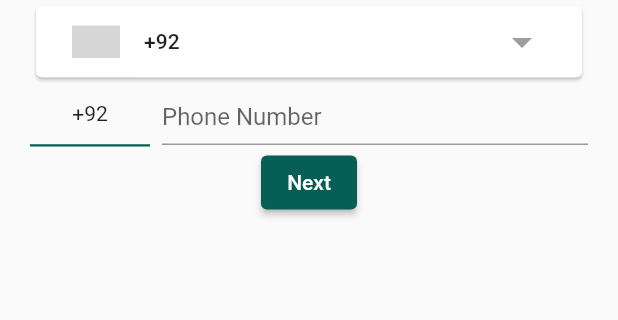
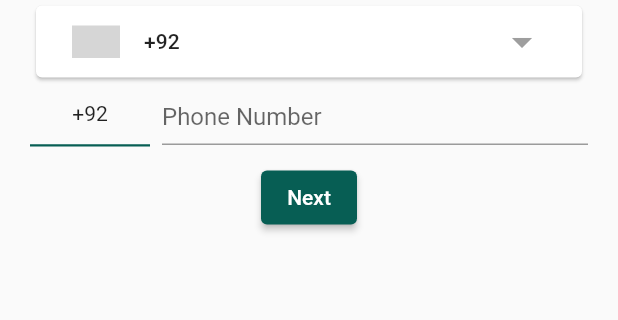
Before and after one commit to Mohsin356/whatsApp-Clone, a Flutter app: the screen it shows after launch, after a tap on "AGREE AND CONTINUE", on a phone screen of 412 x 824 dp, the part 200-520 px from its top. Run offline on Flutter 3.47's test engine with Material 2 defaults, Android fonts, the phone set to English and light mode, and no system bars; drawn by our look-alikes of country_code_picker; our stand-ins replace easy_splash_screen, get, otp_text_field; grey boxes are pictures that could not be loaded.

Commit message:
home screen added

```diff
--- a/lib/utils/colors.dart
+++ b/lib/utils/colors.dart
@@ -7,4 +7,7 @@ class UiColors{
   static const cursorColor= Color(0xff075E54);
   static const labelClr = Colors.grey;
   static const textUnderLine= Color(0xff075E54);
+  static const textIconColor = Color(0xffD3D3D3);
+  static const appBarClr =Color(0xff075E54);
+  static const popUpClr =Colors.white;
 }
--- a/lib/utils/texts.dart
+++ b/lib/utils/texts.dart
@@ -2,4 +2,5 @@ class Texts{
   static const policyStatement="Read our policy and tap 'Agree and continue' \nto accept";
   static const verifyPhoneTxt="Whatsapp will send an SMS message to verify your phone number."
       "Enter your phone number and country name.";
+  static const personalInfoDetail ="Please provide your name and an optional Profile photo";
 }
--- a/lib/utils/txtHeadings.dart
+++ /dev/null
@@ -1,4 +0,0 @@
-class Headings{
-  static const mainScreenHeading="Whatsapp Clone";
-  static const verifyPhoneHeading="Verify Your Phone Number";
-}
--- a/lib/views/screens/agreeTerms.dart
+++ b/lib/views/screens/agreeTerms.dart
@@ -5,7 +5,6 @@ import 'package:whatsappclone/utils/assets.dart';
 import 'package:whatsappclone/views/screens/verifyPhone.dart';
 import 'package:whatsappclone/views/widgets/buttonWidget.dart';
 import 'package:whatsappclone/utils/colors.dart';
-import 'package:whatsappclone/utils/txtHeadings.dart';
 import 'package:whatsappclone/utils/texts.dart';
 
 class AgreeTerms extends StatelessWidget {
@@ -16,34 +15,32 @@ class AgreeTerms extends StatelessWidget {
       body: SingleChildScrollView(
         child: SafeArea(
           child: Column(
-                // crossAxisAlignment: CrossAxisAlignment.center,
-                // mainAxisAlignment: MainAxisAlignment.center,
             children: [
               Row(
                 mainAxisAlignment: MainAxisAlignment.center,
                 children:const [
                   Padding(
                     padding:  EdgeInsets.only(top: 20),
-                    child: Text(Headings.mainScreenHeading,style: TextStyle(fontWeight: FontWeight.bold,
+                    child: Text("WhatsApp Clone",style: TextStyle(fontWeight: FontWeight.bold,
                         fontSize: 28,color:UiColors.headingClr),),
                   ),
                 ],
               ),
               const SizedBox(
-                height: 30,
+                height: 50,
               ),
-              Image.asset(Images.brandImg,width: 300,height: 300,),
-             Column(
-               mainAxisAlignment: MainAxisAlignment.end,
-               crossAxisAlignment: CrossAxisAlignment.center,
-               children: [
-                 const Text(Texts.policyStatement,style: TextStyle(fontSize: 15,),textAlign: TextAlign.center,),
+               SizedBox(
+                width: 250,height: 300,
+                child: Image.asset(Images.brandImg,),
+              ),
+              const SizedBox(height: 30,),
+              Padding(
+                  padding: EdgeInsets.only(top: 50),
+                  child: const Text(Texts.policyStatement,style: TextStyle(fontSize: 15,),textAlign: TextAlign.center,)),
               const SizedBox(height: 10,),
               CommonButton(buttonText: "AGREE AND CONTINUE", func: (){
                 Get.to(() => VerifyPhone());
               }, buttonClr: UiColors.btnClr)
-               ],
-             )
 
             ],
           ),
--- a/lib/views/screens/verifyPhone.dart
+++ b/lib/views/screens/verifyPhone.dart
@@ -2,7 +2,6 @@ import 'package:flutter/material.dart';
 import 'package:get/get.dart';
 import 'package:whatsappclone/controllers/verifyPhoneController.dart';
 import 'package:whatsappclone/utils/colors.dart';
-import 'package:whatsappclone/utils/txtHeadings.dart';
 import 'package:whatsappclone/utils/texts.dart';
 import 'package:whatsappclone/views/screens/smsVerification.dart';
 import 'package:whatsappclone/views/widgets/buttonWidget.dart';
@@ -24,7 +23,7 @@ class VerifyPhone extends StatelessWidget {
               children: [
                 const Padding(
                   padding: EdgeInsets.only(top: 20),
-                  child: Text(Headings.verifyPhoneHeading,
+                  child: Text("Verify Your Phone Number",
                     style: TextStyle(fontWeight: FontWeight.bold,
                         fontSize: 25, color: UiColors.headingClr),),
                 ),
@@ -32,7 +31,9 @@ class VerifyPhone extends StatelessWidget {
                   height: 30,
                 ),
                 const Text(Texts.verifyPhoneTxt, style: TextStyle(fontSize: 15),
-                  textAlign: TextAlign.center,),
+                  textAlign: TextAlign.center,
+
+                ),
                 Card(
                   child: CountryCodePicker(
                     padding: const EdgeInsets.all(0),
@@ -73,13 +74,15 @@ class VerifyPhone extends StatelessWidget {
                             title: "Phone Number",
                             inputType: TextInputType.phone,
                             cursorClr: UiColors.cursorColor,
-                            underlineClr: UiColors.textUnderLine,),
+                            underlineClr: UiColors.textUnderLine,
+                            ),
                         ),
                       ),
                     ]
                 ),
+                const SizedBox(height: 10,),
                 CommonButton(buttonText: "Next", func: () {
-                  Get.to(SmsVerification());
+                    Get.to(SmsVerification());
                 }, buttonClr: UiColors.btnClr),
 
               ],
```
Also changed, not shown: lib/views/screens/homeScreen.dart (added, +72 -0 lines), lib/views/screens/personalInfo.dart (added, +49 -0 lines), lib/views/screens/smsVerification.dart (+7 -5 lines), lib/views/widgets/personalInfoFields.dart (added, +42 -0 lines). Lines whose indentation alone changed are shown as unchanged.
